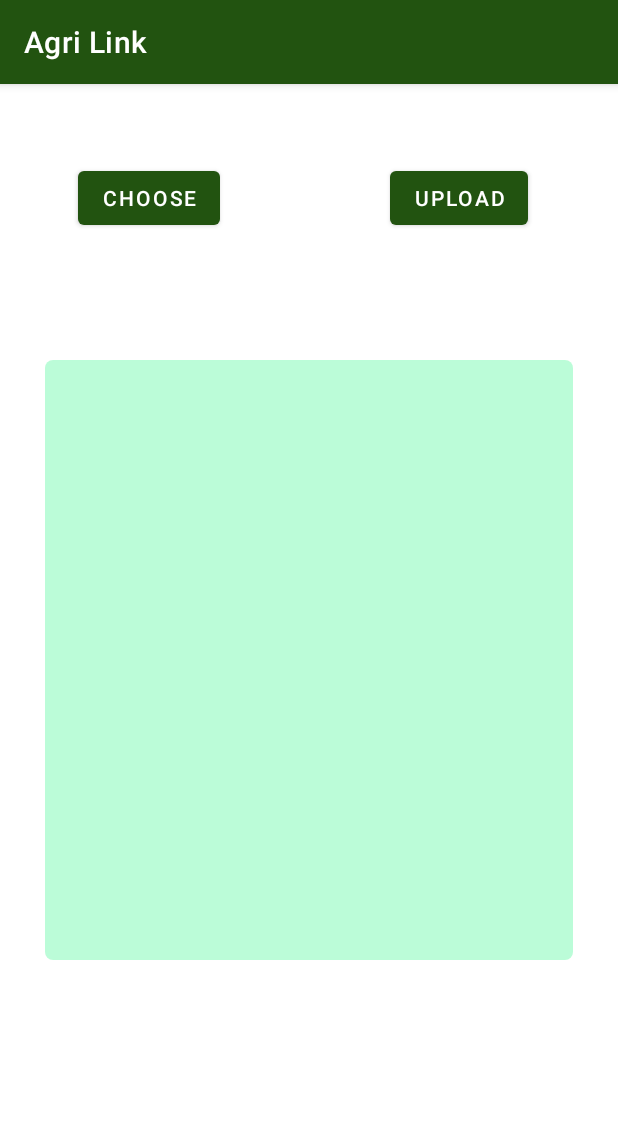
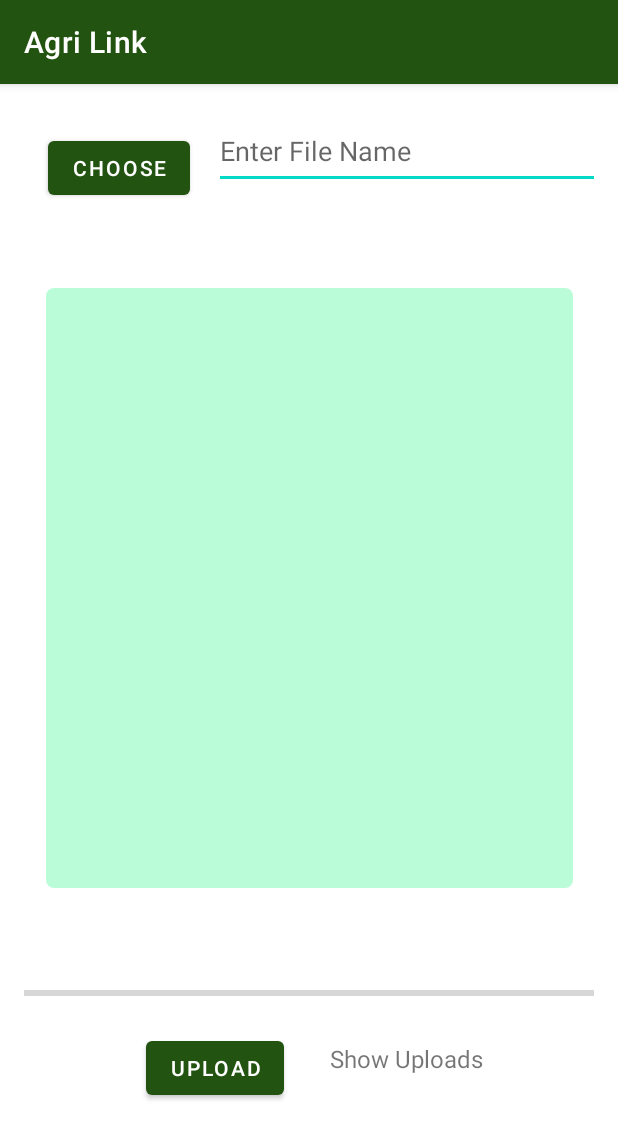
Before and after one commit to Hadulo/Final_App, an Android app: the PostActivity screen opened directly, with no data from a screen before it, on a phone screen of 412 x 824 dp. Shown: the top 1139 px of the screen. Run offline under Robolectric (Android 15) with nearby library versions, the phone set to English and light mode, and no system bars; our stand-ins replace Firebase (no records; nobody signed in at launch, a user with empty details on screens opened directly).

Commit message:
initial commit

```diff
--- a/app/build.gradle
+++ b/app/build.gradle
@@ -53,9 +53,8 @@ dependencies {
     implementation 'com.google.firebase:firebase-auth-ktx'
     implementation 'com.google.firebase:firebase-database:20.0.5'
     implementation 'com.google.firebase:firebase-storage:20.0.1'
-    implementation 'com.firebase-ui-auth:3.2.2'
-    implementation 'com.google.fiebase:firebase-firestore:11.8.0'
-    implementation 'com.firebaseui:firebase-ui-storage:3.2.2'
+
+
 
     implementation 'com.github.agorabuilder:native-full-sdk:3.7.0'
 
--- a/app/src/main/java/com/example/agrilink/PostActivity.kt
+++ b/app/src/main/java/com/example/agrilink/PostActivity.kt
@@ -6,9 +6,7 @@ import android.content.Intent
 import android.net.Uri
 import android.os.Bundle
 import android.provider.MediaStore
-import android.widget.Button
-import android.widget.ImageView
-import android.widget.Toast
+import android.widget.*
 import androidx.appcompat.app.AppCompatActivity
 import com.google.firebase.storage.FirebaseStorage
 import com.google.firebase.storage.StorageReference
@@ -18,12 +16,18 @@ class PostActivity : AppCompatActivity() {
     var buttonChoose:Button ?= null
     var buttonUpload:Button ?= null
     var imageView:ImageView ?= null
+    var showUploads:TextView ?= null
+    var fileName:EditText ?= null
+    var progressBar:ProgressBar ?= null
     override fun onCreate(savedInstanceState: Bundle?) {
         super.onCreate(savedInstanceState)
         setContentView(R.layout.activity_post)
         imageView = findViewById(R.id.mImg)
         buttonChoose = findViewById(R.id.button)
         buttonUpload = findViewById(R.id.button2)
+        showUploads = findViewById(R.id.text_view_show_uploads)
+        fileName = findViewById(R.id.edit_text_file_name)
+        progressBar = findViewById(R.id.progress_bar)
 
         buttonChoose!!.setOnClickListener {
             startFileChooser()
@@ -33,7 +37,9 @@ class PostActivity : AppCompatActivity() {
         }
 
 
+
     }
+
 
     private fun upLoadFile() {
         if (filepath!=null){
--- a/app/src/main/res/layout/activity_post.xml
+++ b/app/src/main/res/layout/activity_post.xml
@@ -4,38 +4,75 @@
     xmlns:tools="http://schemas.android.com/tools"
     android:layout_width="match_parent"
     android:layout_height="match_parent"
+    android:padding="16dp"
     tools:context=".PostActivity">
+
 
     <Button
         android:id="@+id/button"
         android:layout_width="wrap_content"
         android:layout_height="wrap_content"
-        android:layout_marginStart="52dp"
-        android:layout_marginTop="52dp"
+        android:layout_marginStart="16dp"
+        android:layout_marginTop="16dp"
         android:text="Choose"
         app:layout_constraintStart_toStartOf="parent"
         app:layout_constraintTop_toTopOf="parent" />
+
+    <EditText
+        android:id="@+id/edit_text_file_name"
+        android:layout_width="279dp"
+        android:layout_height="0dp"
+        android:layout_marginStart="16dp"
+        android:layout_marginTop="3dp"
+        android:layout_marginBottom="528dp"
+        android:hint="@string/enter_file_name"
+        app:layout_constraintBottom_toTopOf="@+id/progress_bar"
+        app:layout_constraintStart_toEndOf="@+id/button"
+        app:layout_constraintTop_toTopOf="parent"
+        app:layout_constraintVertical_bias="0.05" />
+
+    <ProgressBar
+        android:id="@+id/progress_bar"
+        style="@style/Widget.AppCompat.ProgressBar.Horizontal"
+        android:layout_width="0dp"
+        android:layout_height="wrap_content"
+        android:layout_marginBottom="138dp"
+        app:layout_constraintBottom_toBottomOf="parent"
+        app:layout_constraintEnd_toEndOf="parent"
+        app:layout_constraintStart_toStartOf="parent"
+       app:layout_goneMarginBottom="16dp" />
 
     <Button
         android:id="@+id/button2"
         android:layout_width="wrap_content"
         android:layout_height="wrap_content"
-        android:layout_marginTop="52dp"
-        android:layout_marginEnd="60dp"
+        android:layout_marginBottom="72dp"
         android:text="Upload"
+        app:layout_constraintBottom_toBottomOf="parent"
         app:layout_constraintEnd_toEndOf="parent"
-        app:layout_constraintTop_toTopOf="parent" />
+        app:layout_constraintHorizontal_bias="0.283"
+        app:layout_constraintStart_toStartOf="parent" />
+
+    <TextView
+        android:id="@+id/text_view_show_uploads"
+        android:layout_width="123dp"
+        android:layout_height="36dp"
+        android:layout_marginStart="20dp"
+        android:layout_marginBottom="84dp"
+        android:gravity="center"
+        android:text="@string/show_uploads"
+        android:textSize="16sp"
+        app:layout_constraintBottom_toBottomOf="parent"
+        app:layout_constraintStart_toEndOf="@+id/button2" />
 
     <ImageView
         android:id="@+id/mImg"
-        android:layout_width="0dp"
+        android:layout_width="351dp"
         android:layout_height="400dp"
-        android:layout_marginStart="30dp"
 
-        android:layout_marginEnd="30dp"
-        app:layout_constraintBottom_toBottomOf="parent"
+        android:layout_marginBottom="96dp"
+        app:layout_constraintBottom_toTopOf="@+id/button2"
         app:layout_constraintEnd_toEndOf="parent"
         app:layout_constraintStart_toStartOf="parent"
-        app:layout_constraintTop_toTopOf="parent"
         app:srcCompat="@drawable/chat_background" />
 </androidx.constraintlayout.widget.ConstraintLayout>
--- a/app/src/main/res/values/strings.xml
+++ b/app/src/main/res/values/strings.xml
@@ -29,4 +29,7 @@
     <string name="already_have_an_account_sign_in">Already have an account? Sign in</string>
     <string name="profile">Profile</string>
     <string name="please_wait">Please Wait...</string>
+    <string name="enter_file_name">Enter File Name</string>
+    <string name="show_uploads">Show Uploads</string>
+    <string name="name">Name</string>
 </resources>
```
Also changed, not shown: app/src/main/AndroidManifest.xml (+6 -3 lines), app/src/main/java/com/example/agrilink/LoginActivity.kt (+2 -19 lines), app/src/main/java/com/example/agrilink/RegisterActivity.kt (+2 -11 lines).
